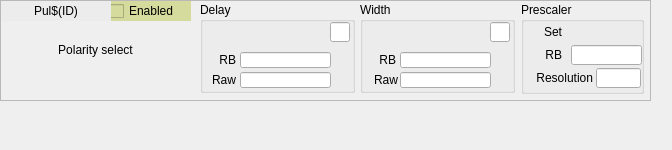
epics-modules/mrfioc2, file ui/EVR/G_EVR_pulser.ui: the form before one commit.
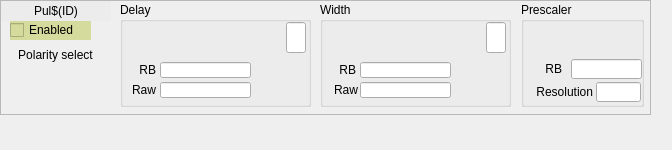
The form after the commit. Custom widgets are drawn as their Qt base class.

Commit message: [COSYLAB-39] made prescaler and pulser widgets bigger, added expert screen

```diff
--- a/ui/EVR/G_EVR_pulser.ui
+++ b/ui/EVR/G_EVR_pulser.ui
@@ -19,7 +19,7 @@
      <x>0</x>
      <y>0</y>
      <width>651</width>
-     <height>101</height>
+     <height>115</height>
     </rect>
    </property>
    <property name="frameShape">
@@ -31,9 +31,9 @@
    <widget class="QLabel" name="label_14">
     <property name="geometry">
      <rect>
-      <x>20</x>
-      <y>40</y>
-      <width>151</width>
+      <x>5</x>
+      <y>45</y>
+      <width>101</width>
       <height>20</height>
      </rect>
     </property>
@@ -47,8 +47,8 @@
    <widget class="caToggleButton" name="catogglebutton">
     <property name="geometry">
      <rect>
-      <x>110</x>
-      <y>1</y>
+      <x>10</x>
+      <y>20</y>
       <width>81</width>
       <height>20</height>
      </rect>
@@ -106,10 +106,10 @@
    <widget class="caChoice" name="cachoice">
     <property name="geometry">
      <rect>
-      <x>20</x>
-      <y>60</y>
-      <width>151</width>
-      <height>20</height>
+      <x>10</x>
+      <y>64</y>
+      <width>91</width>
+      <height>41</height>
      </rect>
     </property>
     <property name="toolTip">
@@ -152,10 +152,10 @@
    <widget class="QGroupBox" name="groupBox">
     <property name="geometry">
      <rect>
-      <x>360</x>
+      <x>320</x>
       <y>2</y>
-      <width>155</width>
-      <height>91</height>
+      <width>191</width>
+      <height>105</height>
      </rect>
     </property>
     <property name="title">
@@ -166,8 +166,8 @@
       <rect>
        <x>5</x>
        <y>20</y>
-       <width>125</width>
-       <height>20</height>
+       <width>161</width>
+       <height>31</height>
       </rect>
      </property>
      <property name="toolTip">
@@ -191,7 +191,7 @@
      <property name="geometry">
       <rect>
        <x>5</x>
-       <y>50</y>
+       <y>60</y>
        <width>31</width>
        <height>16</height>
       </rect>
@@ -207,7 +207,7 @@
      <property name="geometry">
       <rect>
        <x>10</x>
-       <y>70</y>
+       <y>80</y>
        <width>28</width>
        <height>16</height>
       </rect>
@@ -223,7 +223,7 @@
      <property name="geometry">
       <rect>
        <x>40</x>
-       <y>50</y>
+       <y>60</y>
        <width>91</width>
        <height>16</height>
       </rect>
@@ -239,7 +239,7 @@
      <property name="geometry">
       <rect>
        <x>40</x>
-       <y>70</y>
+       <y>80</y>
        <width>91</width>
        <height>16</height>
       </rect>
@@ -251,10 +251,10 @@
     <widget class="caLineEdit" name="calineedit_15">
      <property name="geometry">
       <rect>
-       <x>130</x>
+       <x>166</x>
        <y>20</y>
        <width>20</width>
-       <height>20</height>
+       <height>31</height>
       </rect>
      </property>
      <property name="channel" stdset="0">
@@ -265,10 +265,10 @@
    <widget class="QGroupBox" name="groupBox_2">
     <property name="geometry">
      <rect>
-      <x>200</x>
+      <x>120</x>
       <y>2</y>
-      <width>155</width>
-      <height>91</height>
+      <width>191</width>
+      <height>105</height>
      </rect>
     </property>
     <property name="title">
@@ -278,7 +278,7 @@
      <property name="geometry">
       <rect>
        <x>5</x>
-       <y>50</y>
+       <y>60</y>
        <width>31</width>
        <height>16</height>
       </rect>
@@ -294,7 +294,7 @@
      <property name="geometry">
       <rect>
        <x>40</x>
-       <y>50</y>
+       <y>60</y>
        <width>91</width>
        <height>16</height>
       </rect>
@@ -313,7 +313,7 @@
      <property name="geometry">
       <rect>
        <x>40</x>
-       <y>70</y>
+       <y>80</y>
        <width>91</width>
        <height>16</height>
       </rect>
@@ -329,7 +329,7 @@
      <property name="geometry">
       <rect>
        <x>5</x>
-       <y>70</y>
+       <y>80</y>
        <width>31</width>
        <height>16</height>
       </rect>
@@ -346,8 +346,8 @@
       <rect>
        <x>5</x>
        <y>20</y>
-       <width>125</width>
-       <height>20</height>
+       <width>161</width>
+       <height>31</height>
       </rect>
      </property>
      <property name="toolTip">
@@ -370,10 +370,10 @@
     <widget class="caLineEdit" name="calineedit_14">
      <property name="geometry">
       <rect>
-       <x>130</x>
+       <x>166</x>
        <y>20</y>
        <width>20</width>
-       <height>20</height>
+       <height>31</height>
       </rect>
      </property>
      <property name="channel" stdset="0">
@@ -387,7 +387,7 @@
       <x>520</x>
       <y>2</y>
       <width>125</width>
-      <height>93</height>
+      <height>110</height>
      </rect>
     </property>
     <property name="visibility">
@@ -402,7 +402,7 @@
        <x>1</x>
        <y>0</y>
        <width>123</width>
-       <height>92</height>
+       <height>105</height>
       </rect>
      </property>
      <property name="title">
@@ -412,7 +412,7 @@
       <property name="geometry">
        <rect>
         <x>75</x>
-        <y>66</y>
+        <y>80</y>
         <width>45</width>
         <height>20</height>
        </rect>
@@ -421,27 +421,11 @@
        <string notr="true">$(EVR):Pul$(ID)-Res-I</string>
       </property>
      </widget>
-     <widget class="QLabel" name="label_23">
-      <property name="geometry">
-       <rect>
-        <x>10</x>
-        <y>20</y>
-        <width>31</width>
-        <height>20</height>
-       </rect>
-      </property>
-      <property name="text">
-       <string>Set</string>
-      </property>
-      <property name="alignment">
-       <set>Qt::AlignRight|Qt::AlignTrailing|Qt::AlignVCenter</set>
-      </property>
-     </widget>
      <widget class="caLineEdit" name="calineedit_10">
       <property name="geometry">
        <rect>
         <x>50</x>
-        <y>43</y>
+        <y>57</y>
         <width>71</width>
         <height>20</height>
        </rect>
@@ -454,7 +438,7 @@
       <property name="geometry">
        <rect>
         <x>10</x>
-        <y>43</y>
+        <y>57</y>
         <width>31</width>
         <height>20</height>
        </rect>
@@ -470,7 +454,7 @@
       <property name="geometry">
        <rect>
         <x>1</x>
-        <y>66</y>
+        <y>80</y>
         <width>71</width>
         <height>20</height>
        </rect>
@@ -485,10 +469,10 @@
      <widget class="caSpinbox" name="caspinbox_3">
       <property name="geometry">
        <rect>
-        <x>50</x>
+        <x>5</x>
         <y>20</y>
-        <width>71</width>
-        <height>20</height>
+        <width>111</width>
+        <height>25</height>
        </rect>
       </property>
       <property name="toolTip">
```
Left out of the diff: 2 changed lines with no effect on the pictures. The commit also changes 7 other files.
